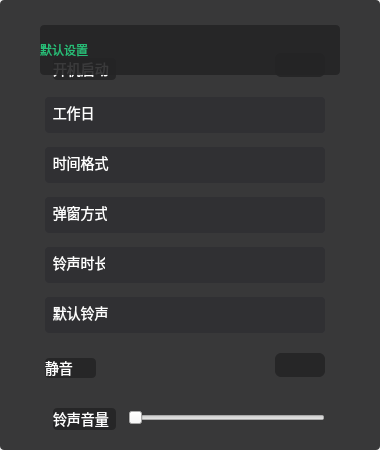
This is src/plugins/Clock_deamon/setuppage.ui in ukui/ukui-sidebar as Qt 5 draws it before an edit. The edited form follows.
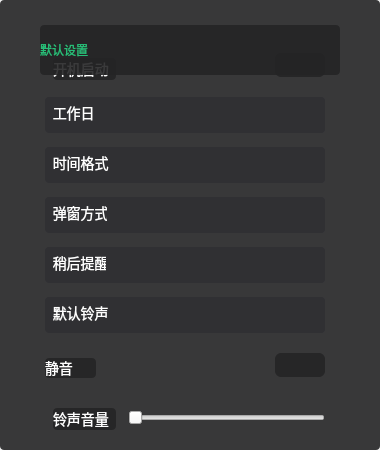
This is the edited form. Icons and pictures are not drawn.

Diff of the .ui file:
```diff
--- a/src/plugins/Clock_deamon/setuppage.ui
+++ b/src/plugins/Clock_deamon/setuppage.ui
@@ -320,7 +320,7 @@
       <rect>
        <x>0</x>
        <y>0</y>
-       <width>68</width>
+       <width>61</width>
        <height>31</height>
       </rect>
      </property>
@@ -334,7 +334,7 @@
 </string>
      </property>
      <property name="text">
-      <string>  铃声时长</string>
+      <string>  稍后提醒</string>
      </property>
     </widget>
     <widget class="QPushButton" name="pushButton_13">
@@ -353,9 +353,9 @@
     <widget class="QPushButton" name="pushButton_9">
      <property name="geometry">
       <rect>
-       <x>60</x>
+       <x>70</x>
        <y>0</y>
-       <width>181</width>
+       <width>171</width>
        <height>36</height>
       </rect>
      </property>
```
